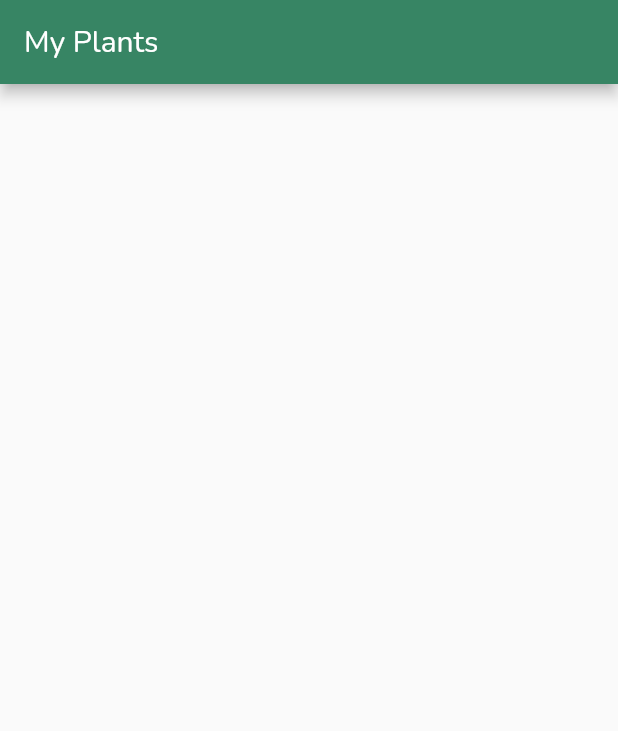
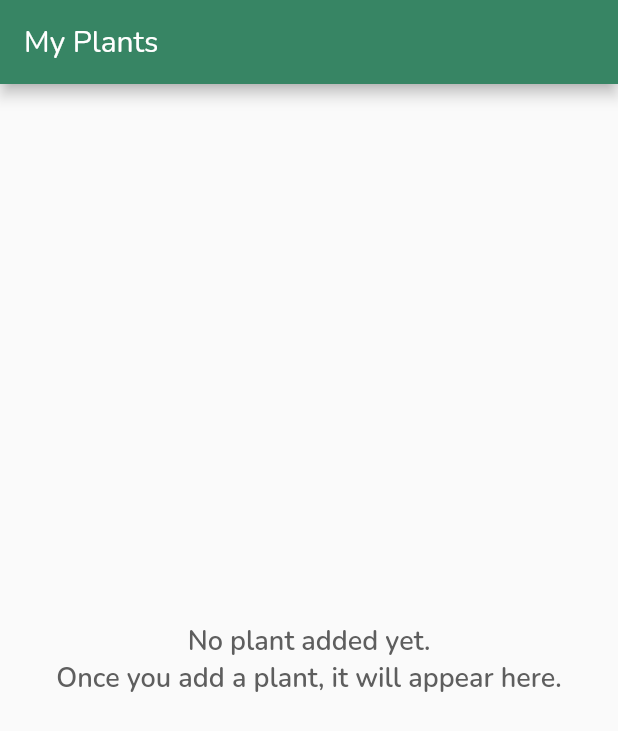
Before and after one commit to HeartfulnessInstitute/heartyculture-nursrey-app, a Flutter app: the MyPlantsScreen screen opened directly, on a phone screen of 412 x 824 dp. Shown: the top 731 px of the screen. Run offline on Flutter 3.47's test engine with Material 2 defaults, Android fonts, the phone set to English and light mode, and no system bars; our stand-ins replace awesome_notifications, dio, flutter_svg, go_router, google_fonts and 4 more; missing offline and left inert: dart:ffi, mobile_scanner; accounts and stored records are empty; generated files the repository leaves out were written again; project files that could hold a hidden picture were left out.

Commit message:
Resolved bugs

```diff
--- a/lib/constants.dart
+++ b/lib/constants.dart
@@ -13,7 +13,7 @@ abstract class Constants {
   static const int fertilizer_notification_id = 999999999;
   static const int fertilizer_notification_interval = 60*60*24*30;
 
-  static const String water_notification_desc ="Your Plant needs water. Kindly  water it, before it dies!";
+  static const String water_notification_title ="Time to water your Plant!";
   static const String water_notification_type = "Water";
 
 
--- a/lib/screens/contact_screen.dart
+++ b/lib/screens/contact_screen.dart
@@ -239,7 +239,7 @@ class _ContactScreenState extends State<ContactScreen> {
               children: [
                 ElevatedButton(
                     onPressed: () async {
-
+                      launchUrl(Uri.parse("https://www.linkedin.com/company/heartyculture-natural-product-llp"));
                     },
                     style: ButtonStyle(
                         elevation: MaterialStateProperty.all(0),
--- a/lib/screens/my_plants_screen.dart
+++ b/lib/screens/my_plants_screen.dart
@@ -89,7 +89,20 @@ class _MyPlantsScreenState extends State<MyPlantsScreen> {
                 itemCount: plantsList.length,
                 itemBuilder: (context, index) {
                   return listChild(index);
-                })
+                }),
+            Visibility(
+                visible: plantsList.isEmpty,
+                child: Center(
+                  child: Text(
+                      "No plant added yet.\nOnce you add a plant, it will appear here.",
+                      textAlign: TextAlign.center,
+                      style: GoogleFonts.nunito(
+                          textStyle: const TextStyle(
+                        fontSize: 18,
+                        color: Color(0xff5e5e5e),
+                        fontWeight: FontWeight.w600,
+                      ))),
+                ))
           ],
         ),
       ),
--- a/lib/screens/plant_screen.dart
+++ b/lib/screens/plant_screen.dart
@@ -56,7 +56,7 @@ class _PlantScreenState extends State<PlantScreen> {
                   Image.network(
                           '${Constants.imageBaseURL}${plants!.id.toString()}&field=image_512',
                           width: double.infinity,
-                          height: MediaQuery.of(context).size.height / 2,
+                          height: MediaQuery.of(context).size.height*.65,
                           fit: BoxFit.cover,
                           headers: headersMap,
                         ),
@@ -89,7 +89,7 @@ class _PlantScreenState extends State<PlantScreen> {
                     child: Container(
                       decoration: const BoxDecoration(
                           color: Colors.white),
-                      height: MediaQuery.of(context).size.height / 2,
+                      height: MediaQuery.of(context).size.height*.35,
                       width: double.infinity,
                       child: Column(
                         mainAxisAlignment: MainAxisAlignment.spaceEvenly,
```
Also changed, not shown: lib/notifications/notification_controller.dart (+8 -14 lines).
